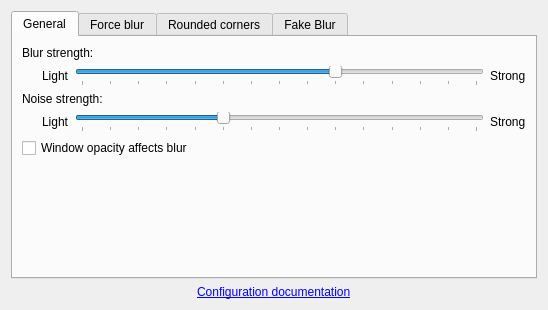
Before: the Qt Designer form src/kcm/blur_config.ui in taj-ny/kwin-effects-forceblur, drawn with Qt 5.
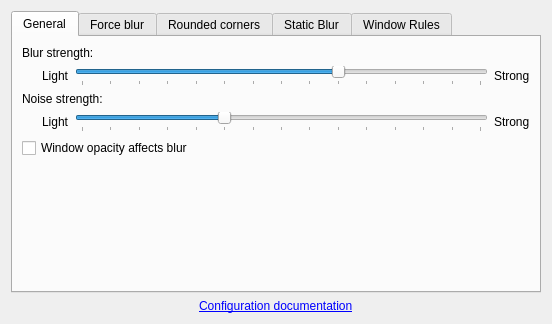
After: the same form once the commit is applied.

```diff
--- a/src/kcm/blur_config.ui
+++ b/src/kcm/blur_config.ui
@@ -199,7 +199,8 @@
        <item>
         <widget class="QLabel">
          <property name="text">
-          <string>Classes of windows to force blur (one per line):</string>
+          <string>Classes of windows to force blur (one per line).
+Use the "$regex:" prefix to specify regular expressions.</string>
          </property>
         </widget>
        </item>
@@ -391,14 +392,14 @@
      </widget>
      <widget class="QWidget">
       <attribute name="title">
-       <string>Fake Blur</string>
+       <string>Static Blur</string>
       </attribute>
       <layout class="QVBoxLayout">
        <item>
         <widget class="QLabel">
          <property name="text">
-          <string>When enabled, the blur texture will be cached and reused, resulting in much lower GPU usage.
-Works best with tiling.</string>
+          <string>When enabled, a cached texture will be painted behind the window instead of
+actually blurring the background, resulting in much lower resource usage. Works best with tiling.</string>
          </property>
         </widget>
        </item>
@@ -460,7 +461,7 @@
          <item>
           <widget class="QLabel">
            <property name="text">
-            <string>Image source:</string>
+            <string>Texture source:</string>
            </property>
           </widget>
          </item>
@@ -561,6 +562,45 @@
        </item>
       </layout>
      </widget>
+     <widget class="QWidget">
+      <attribute name="title">
+       <string>Window Rules</string>
+      </attribute>
+      <layout class="QVBoxLayout">
+       <item>
+        <widget class="QLabel">
+         <property name="text">
+          <string>There is currently no configuration UI for window rules.
+See the configuration documentation for more information.</string>
+         </property>
+        </widget>
+       </item>
+       <item>
+        <widget class="QCheckBox" name="kcfg_ConvertSimpleConfigToRules">
+         <property name="sizePolicy">
+          <sizepolicy hsizetype="Fixed" vsizetype="Fixed">
+           <horstretch>0</horstretch>
+           <verstretch>0</verstretch>
+          </sizepolicy>
+         </property>
+         <property name="text">
+          <string>Convert simple config to window rules (if disabled, most options won't have an effect
+anymore and will need to be manually specified in window rules)</string>
+         </property>
+        </widget>
+       </item>
+       <item>
+        <widget class="QWidget">
+         <property name="sizePolicy">
+          <sizepolicy hsizetype="Fixed" vsizetype="Expanding">
+           <horstretch>0</horstretch>
+           <verstretch>1</verstretch>
+          </sizepolicy>
+         </property>
+        </widget>
+       </item>
+      </layout>
+     </widget>
     </widget>
    </item>
    <item alignment="Qt::AlignCenter">
```
Left out of the diff: 6 changed lines with no effect on the pictures.
